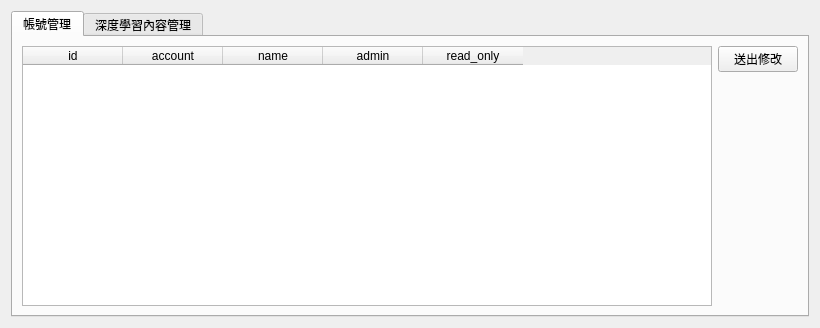
Old version of the form UI_template/system_management.ui in the repository HsuChih-Hsiang/NeuralNetworkUI-PyQt.
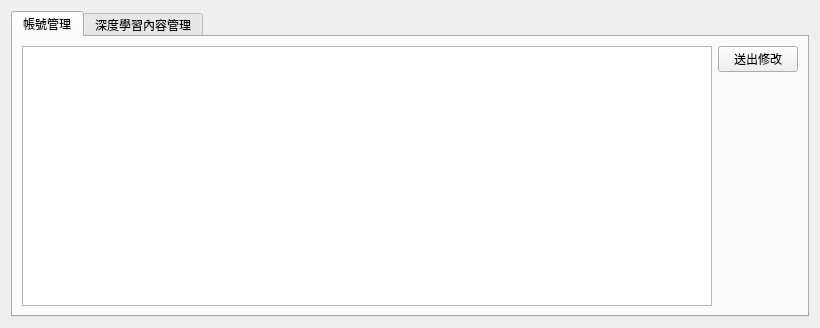
New version of the form.

Commit message: system_management update code

What changed in the file:
```diff
--- a/UI_template/system_management.ui
+++ b/UI_template/system_management.ui
@@ -25,33 +25,7 @@
       </attribute>
       <layout class="QGridLayout" name="gridLayout_2">
        <item row="0" column="0">
-        <widget class="QTableWidget" name="account_table">
-         <column>
-          <property name="text">
-           <string>id</string>
-          </property>
-         </column>
-         <column>
-          <property name="text">
-           <string>account</string>
-          </property>
-         </column>
-         <column>
-          <property name="text">
-           <string>name</string>
-          </property>
-         </column>
-         <column>
-          <property name="text">
-           <string>admin</string>
-          </property>
-         </column>
-         <column>
-          <property name="text">
-           <string>read_only</string>
-          </property>
-         </column>
-        </widget>
+        <widget class="QTableWidget" name="account_table"/>
        </item>
        <item row="0" column="1">
         <layout class="QVBoxLayout" name="verticalLayout">
```
The commit also changes 11 other files.
